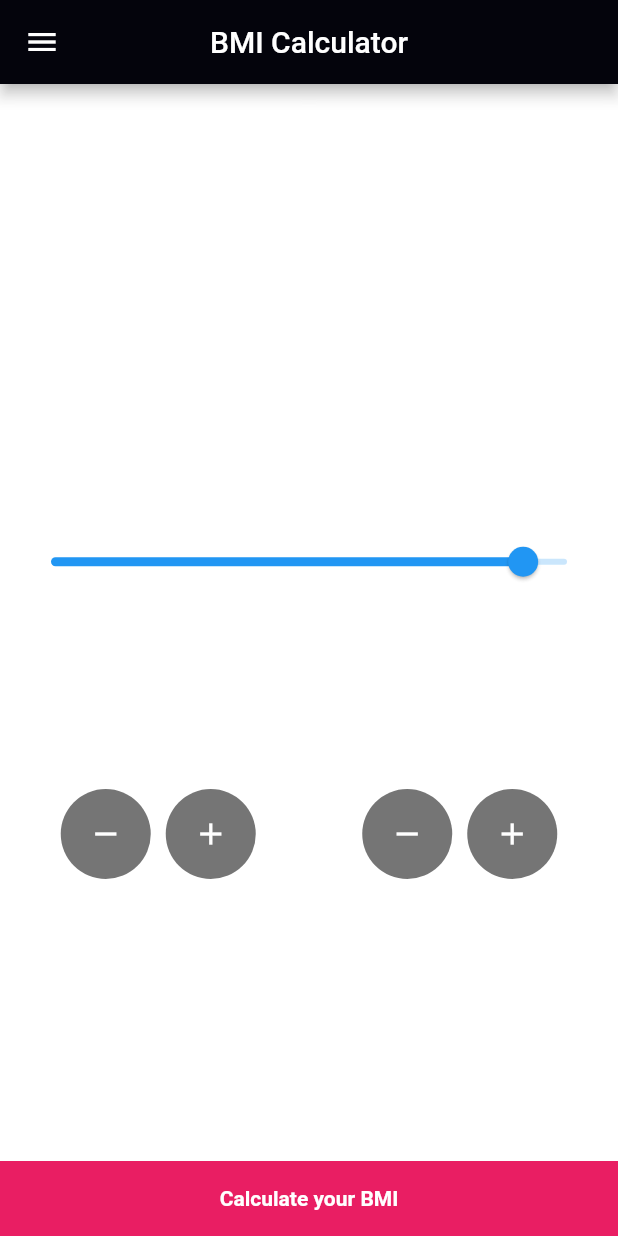
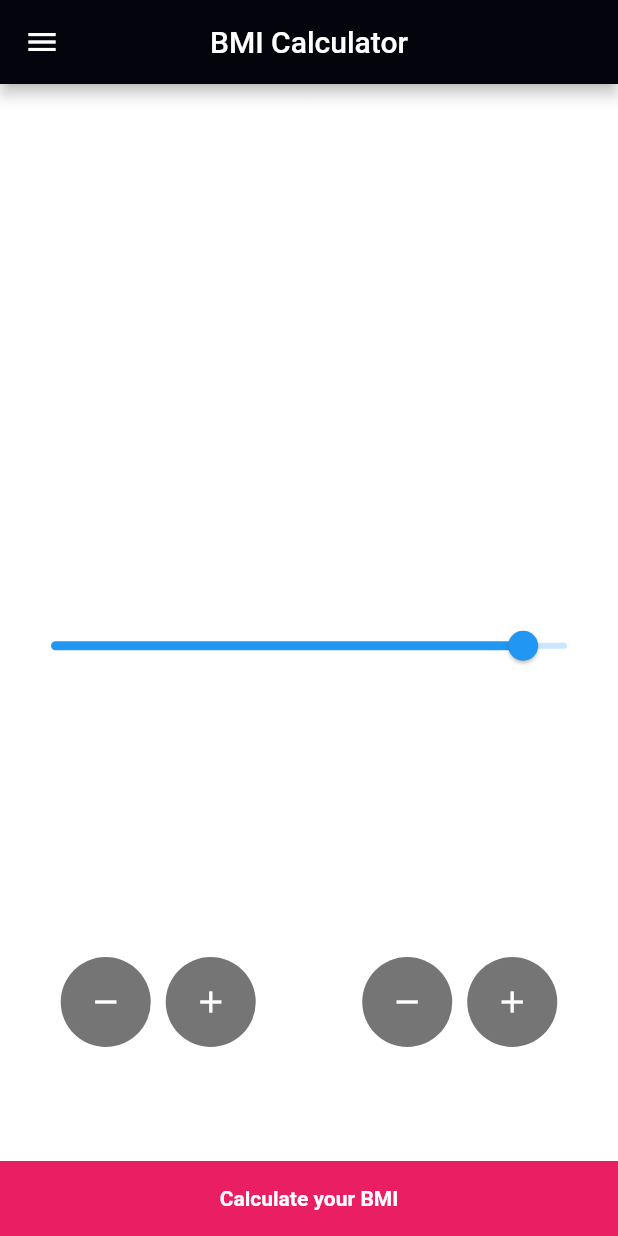
Before and after one commit to Chathuranga97lj/bmi-app, a Flutter app: the screen it shows after launch, on a phone screen of 412 x 824 dp. Run offline on Flutter 3.47's test engine with Material 2 defaults, Android fonts, the phone set to English and light mode, and no system bars.

Commit message:
set space between widgets

```diff
--- a/lib/Home_View.dart
+++ b/lib/Home_View.dart
@@ -71,6 +71,7 @@ class _BMIViewState extends State<BMIView> {
               ],
             ),
           ),
+          Spacer(),
           Padding(
             padding: const EdgeInsets.symmetric(horizontal: 10),
             child: Container(
@@ -101,6 +102,7 @@ class _BMIViewState extends State<BMIView> {
               ),
             ),
           ),
+          Spacer(),
           Padding(
             padding: const EdgeInsets.all(10.0),
             child: Row(
```
